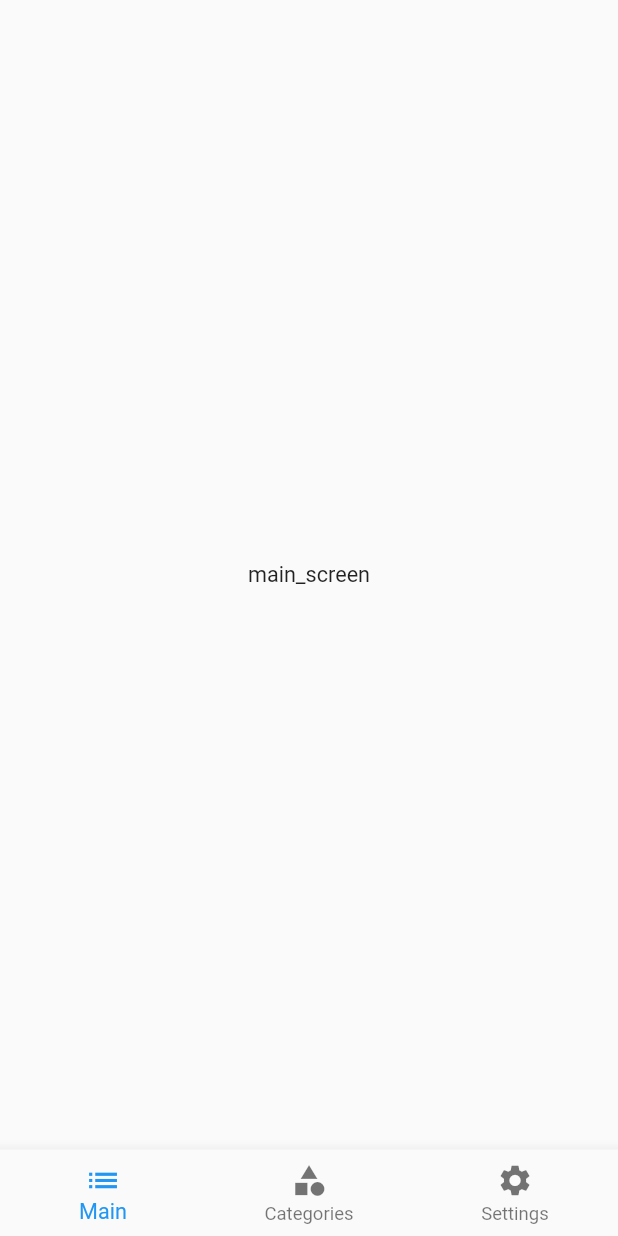
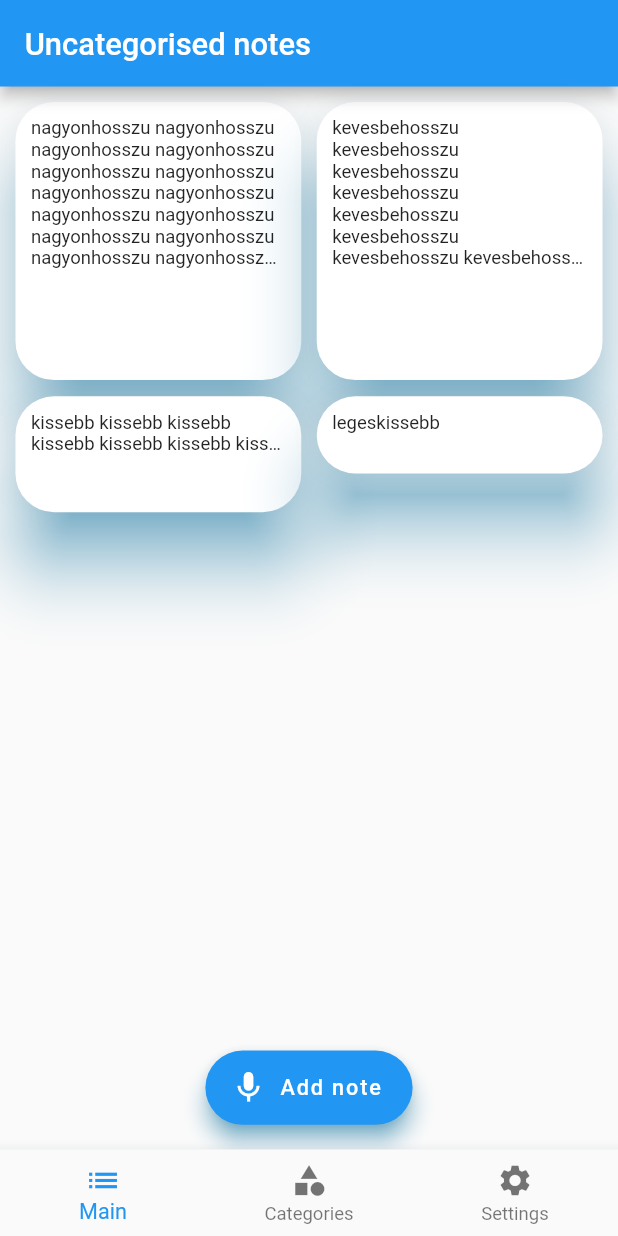
Before and after one commit to dodoqqww/dicta_notes, a Flutter app: the screen it shows after launch, on a phone screen of 412 x 824 dp. Run offline on Flutter 3.47's test engine with Material 2 defaults, Android fonts, the phone set to English and light mode, and no system bars; drawn by our look-alikes of auto_size_text; our stand-ins replace responsive_framework; generated files the repository leaves out were written again.

Commit message:
main screen base

```diff
--- /dev/null
+++ b/lib/models/note.dart
@@ -0,0 +1,21 @@
+import 'package:flutter/material.dart';
+import 'package:uuid/uuid.dart';
+
+class Note {
+  String id;
+  String categoryId;
+  DateTime date;
+  String content;
+
+  Note(
+      {this.categoryId = "uncategorized",
+      @required this.date,
+      @required this.content}) {
+    id = "note-" + const Uuid().v1();
+  }
+
+  @override
+  String toString() {
+    return 'Transaction(id: $id, categoryId: $categoryId, date: $date, desc: $content)';
+  }
+}
--- a/lib/ui/common/theme.dart
+++ b/lib/ui/common/theme.dart
@@ -2,6 +2,8 @@ import 'package:flutter/material.dart';
 
 final appTheme = ThemeData(
   primarySwatch: Colors.blue,
+  secondaryHeaderColor: Colors.blue[300],
+  shadowColor: Colors.lightBlue,
   textTheme: const TextTheme(
     headline1: TextStyle(
       fontFamily: 'Corben',
--- a/lib/ui/screens/main_screen.dart
+++ b/lib/ui/screens/main_screen.dart
@@ -1,6 +1,10 @@
 import 'dart:developer';
 
+import 'package:auto_size_text/auto_size_text.dart';
+import 'package:dicta_notes/models/note.dart';
+import 'package:dicta_notes/ui/common/style.dart';
 import 'package:flutter/material.dart';
+import 'package:flutter_staggered_grid_view/flutter_staggered_grid_view.dart';
 
 class MainScreen extends StatelessWidget {
   const MainScreen({Key key}) : super(key: key);
@@ -8,8 +12,95 @@ class MainScreen extends StatelessWidget {
   @override
   Widget build(BuildContext context) {
     log("MainScreen build()", name: "screenLog");
-    return const Center(
-      child: Text("main_screen"),
+    return Scaffold(
+      appBar: AppBar(
+        title: const Text("Uncategorised notes"),
+      ),
+      body: Padding(
+        padding: const EdgeInsets.all(5.0),
+        child: MainScreenGridView(),
+      ),
+      floatingActionButtonLocation: FloatingActionButtonLocation.centerFloat,
+      floatingActionButton: FloatingActionButton.extended(
+        onPressed: () => log("Pushed 'Add note' button", name: "buttonLog"),
+        icon: const Icon(Icons.mic),
+        label: const Text("Add note"),
+      ),
     );
   }
 }
+
+class MainScreenGridView extends StatelessWidget {
+  MainScreenGridView({Key key}) : super(key: key);
+
+  List<Note> list = [
+    Note(
+        date: DateTime.now(),
+        content:
+            "nagyonhosszu nagyonhosszu nagyonhosszu nagyonhosszu nagyonhosszu nagyonhosszu nagyonhosszu nagyonhosszu nagyonhosszu nagyonhosszu nagyonhosszu nagyonhosszu nagyonhosszu nagyonhosszu nagyonhosszu nagyonhosszu nagyonhosszu nagyonhosszu nagyonhosszu nagyonhosszu nagyonhosszu nagyonhosszu nagyonhosszu nagyonhosszu nagyonhosszu nagyonhosszu "),
+    Note(
+        date: DateTime.now(),
+        content:
+            "kevesbehosszu kevesbehosszu kevesbehosszu kevesbehosszu kevesbehosszu kevesbehosszu kevesbehosszu kevesbehosszu kevesbehosszu kevesbehosszu kevesbehosszu "),
+    Note(
+        date: DateTime.now(),
+        content: "kissebb kissebb kissebb kissebb kissebb kissebb kissebb"),
+    Note(date: DateTime.now(), content: "legeskissebb"),
+  ];
+
+  @override
+  Widget build(BuildContext context) {
+    log("MainScreenGridView build()", name: "screenLog");
+    return StaggeredGridView.countBuilder(
+      crossAxisCount: 4,
+      itemCount: 4,
+      itemBuilder: (BuildContext context, int index) =>
+          _gridViewItem(list[index]),
+      staggeredTileBuilder: (int index) => _getStaggeredTile(list[index]),
+      mainAxisSpacing: 0.5,
+      crossAxisSpacing: 0,
+    );
+  }
+
+  Widget _gridViewItem(Note note) {
+    return Padding(
+      padding: const EdgeInsets.all(1),
+      child: getAppCardStyle(
+        child: Container(
+          margin: const EdgeInsets.all(10),
+          child: AutoSizeText(
+            note.content,
+            style: const TextStyle(fontSize: 12),
+            maxLines: _getMaxLines(note.content),
+            overflow: TextOverflow.ellipsis,
+            textScaleFactor: 1.5,
+          ),
+        ),
+      ),
+    );
+  }
+
+  StaggeredTile _getStaggeredTile(Note note) {
+    int charCount = note.content.length;
+    if (charCount > 110) {
+      return const StaggeredTile.extent(2, 190.0);
+    } else if (charCount > 80) {
+      return const StaggeredTile.extent(2, 150.0);
+    } else if (charCount > 30) {
+      return const StaggeredTile.extent(2, 85.0);
+    }
+    return const StaggeredTile.extent(2, 60.0);
+  }
+
+  int _getMaxLines(String content) {
+    int charCount = content.length;
+    if (charCount > 130) {
+      return 7;
+    } else if (charCount > 80) {
+      return 5;
+    } else if (charCount > 25) {
+      return 2;
+    }
+    return 1;
+  }
+}
--- a/pubspec.yaml
+++ b/pubspec.yaml
@@ -51,6 +51,9 @@ dependencies:
   flutter_localizations:
     sdk: flutter
 
+  flutter_staggered_grid_view: "^0.3.2"
+  auto_size_text: ^3.0.0
+  uuid: ^3.0.4
   # The following adds the Cupertino Icons font to your application.
   # Use with the CupertinoIcons class for iOS style icons.
   cupertino_icons: ^1.0.2
```
Also changed, not shown: lib/models/category.dart (added, +12 -0 lines), lib/ui/common/style.dart (added, +54 -0 lines), pubspec.lock.
